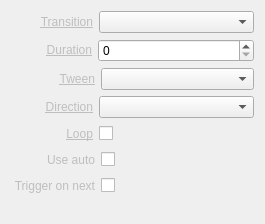
The window that Widgets/Inspector/InspectorAudioWidget.ui (CasparCG/client) describes before a commit, drawn with Qt 5.
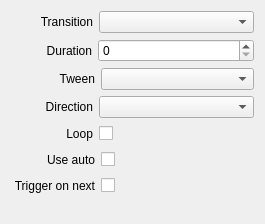
The same window after the commit.

```diff
--- a/Widgets/Inspector/InspectorAudioWidget.ui
+++ b/Widgets/Inspector/InspectorAudioWidget.ui
@@ -38,7 +38,7 @@
      <item>
       <widget class="QLabel" name="labelTransition">
        <property name="text">
-        <string>&lt;a href=&quot;Transition&quot; style=&quot;color: #BEBEBE;&quot;&gt;Transition&lt;/a&gt;</string>
+        <string>Transition</string>
        </property>
        <property name="alignment">
         <set>Qt::AlignRight|Qt::AlignTrailing|Qt::AlignVCenter</set>
@@ -78,7 +78,7 @@
      <item>
       <widget class="QLabel" name="labelDuration">
        <property name="text">
-        <string>&lt;a href=&quot;Duration&quot; style=&quot;color: #BEBEBE;&quot;&gt;Duration&lt;/a&gt;</string>
+        <string>Duration</string>
        </property>
        <property name="alignment">
         <set>Qt::AlignRight|Qt::AlignTrailing|Qt::AlignVCenter</set>
@@ -121,7 +121,7 @@
      <item>
       <widget class="QLabel" name="labelTween">
        <property name="text">
-        <string>&lt;a href=&quot;Tween&quot; style=&quot;color: #BEBEBE;&quot;&gt;Tween&lt;/a&gt;</string>
+        <string>Tween</string>
        </property>
        <property name="alignment">
         <set>Qt::AlignRight|Qt::AlignTrailing|Qt::AlignVCenter</set>
@@ -161,7 +161,7 @@
      <item>
       <widget class="QLabel" name="labelDirection">
        <property name="text">
-        <string>&lt;a href=&quot;Direction&quot; style=&quot;color: #BEBEBE;&quot;&gt;Direction&lt;/a&gt;</string>
+        <string>Direction</string>
        </property>
        <property name="alignment">
         <set>Qt::AlignRight|Qt::AlignTrailing|Qt::AlignVCenter</set>
@@ -201,7 +201,7 @@
      <item>
       <widget class="QLabel" name="labelLoop">
        <property name="text">
-        <string>&lt;a href=&quot;Loop&quot; style=&quot;color: #BEBEBE;&quot;&gt;Loop&lt;/a&gt;</string>
+        <string>Loop</string>
        </property>
        <property name="alignment">
         <set>Qt::AlignRight|Qt::AlignTrailing|Qt::AlignVCenter</set>
@@ -254,7 +254,7 @@
      <item>
       <widget class="QLabel" name="labelUseAuto">
        <property name="text">
-        <string>&lt;a href=&quot;Use auto&quot; style=&quot;color: #BEBEBE;&quot;&gt;Use auto&lt;/a&gt;</string>
+        <string>Use auto</string>
        </property>
        <property name="alignment">
         <set>Qt::AlignRight|Qt::AlignTrailing|Qt::AlignVCenter</set>
@@ -307,7 +307,7 @@
      <item>
       <widget class="QLabel" name="labelTriggerOnNext">
        <property name="text">
-        <string>&lt;a href=&quot;Trigger on next&quot; style=&quot;color: #BEBEBE;&quot;&gt;Trigger on next&lt;/a&gt;</string>
+        <string>Trigger on next</string>
        </property>
        <property name="alignment">
         <set>Qt::AlignRight|Qt::AlignTrailing|Qt::AlignVCenter</set>
```
